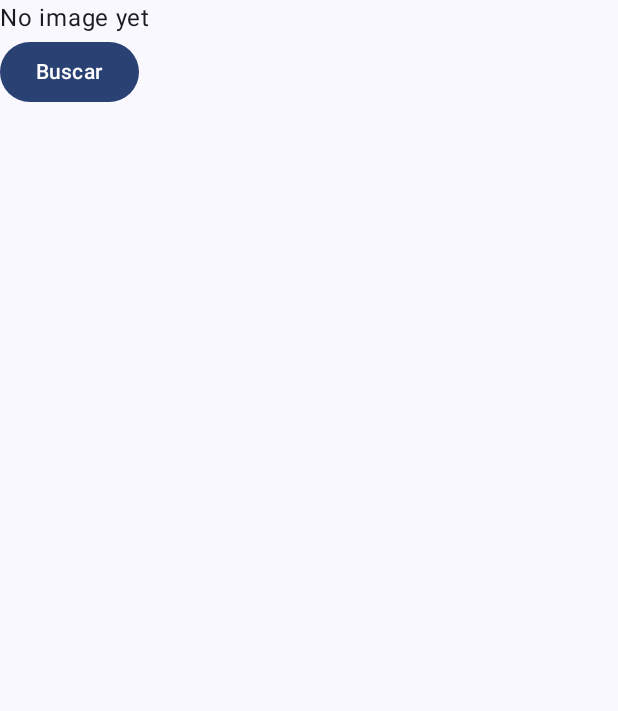
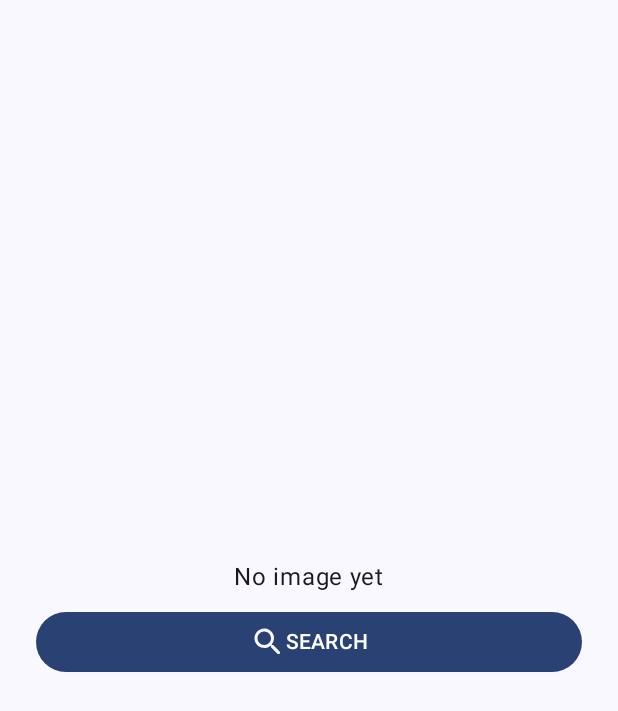
Before and after one commit to matheusxreis/dogallery, an Android app built with Jetpack Compose: the screen it shows after launch (MainActivity), on a phone screen of 412 x 824 dp. Shown: the top 711 px of the screen. Run offline under Robolectric (Android 15) with nearby library versions, the phone set to English and light mode, and no system bars; pictures from the network do not load.

Commit message:
feat: created Button component and rest of MainScreen

```diff
--- a/app/src/main/java/br/com/matheusxreis/dogimages/MainActivity.kt
+++ b/app/src/main/java/br/com/matheusxreis/dogimages/MainActivity.kt
@@ -3,15 +3,27 @@ package br.com.matheusxreis.dogimages
 import android.os.Bundle
 import androidx.activity.ComponentActivity
 import androidx.activity.compose.setContent
-import androidx.compose.foundation.layout.Column
-import androidx.compose.foundation.layout.fillMaxSize
+import androidx.compose.foundation.layout.*
+import androidx.compose.foundation.shape.RoundedCornerShape
+import androidx.compose.material3.ButtonDefaults
+import androidx.compose.material.CircularProgressIndicator
+import androidx.compose.material.Icon
+import androidx.compose.material.icons.Icons
+import androidx.compose.material.icons.rounded.ArrowBack
+import androidx.compose.material.icons.rounded.Search
 import androidx.compose.material3.Button
 import androidx.compose.material3.MaterialTheme
 import androidx.compose.material3.Surface
 import androidx.compose.material3.Text
 import androidx.compose.runtime.Composable
+import androidx.compose.ui.Alignment
 import androidx.compose.ui.Modifier
-import androidx.compose.ui.tooling.preview.Preview
+import androidx.compose.ui.draw.clip
+import androidx.compose.ui.draw.shadow
+import androidx.compose.ui.graphics.Color
+import androidx.compose.ui.graphics.vector.ImageVector
+import androidx.compose.ui.layout.ContentScale
+import androidx.compose.ui.unit.dp
 import androidx.lifecycle.viewmodel.compose.viewModel
 import br.com.matheusxreis.dogimages.ui.theme.DogImagesTheme
 import br.com.matheusxreis.dogimages.ui.viewmodels.MainViewModel
@@ -37,27 +49,70 @@ class MainActivity : ComponentActivity() {
 @Composable
 fun MainScreen(mainViewModel: MainViewModel = viewModel()) {
     var actualImageUrl = mainViewModel.actualImageUrl;
+    var lastImageUrl = mainViewModel.lastImageUrl;
     var isLoadingData = mainViewModel.isLoading;
 
-
-    Column() {
-
+    Column(modifier = Modifier.padding(24.dp),
+        horizontalAlignment = Alignment.CenterHorizontally,
+        verticalArrangement = Arrangement.Center) {
        when(isLoadingData){
-            true -> Text("loading...................");
+            true -> CircularProgressIndicator();
             false -> {
                 if(actualImageUrl.length>0){
                     Text(text = "Actual image: ${mainViewModel.actualImageUrl}")
+                    Spacer(modifier = Modifier.height(7.dp))
                     AsyncImage(
                         model=actualImageUrl,
-                        contentDescription = null
+                        contentDescription = null,
+                        contentScale = ContentScale.Crop,
+                        modifier = Modifier
+                            .width(300.dp)
+                            .height(300.dp)
+                            .shadow(2.dp)
+                            .clip(
+                                RoundedCornerShape(7.dp)
+                            )
                     )
                 }else {
                     Text(text="No image yet")
                 }
-                Button(onClick = { mainViewModel.getRandomImage() }) {
-                    Text(text = "Buscar")
-                }
+
            }
        }
+    Spacer(modifier = Modifier.height(7.dp))
+    MyButton(onClick = { mainViewModel.getRandomImage() },
+        enabled = !isLoadingData,
+        icon = Icons.Rounded.Search,
+        text = if(actualImageUrl.length>0) "Search Again".uppercase() else "Search".uppercase()
+    )
+
+    if(lastImageUrl.length>0){
+        MyButton(onClick = { mainViewModel.comeBackImage() },
+            text = "Come back image",
+            enabled = !isLoadingData,
+            secondary = true,
+            icon = Icons.Rounded.ArrowBack
+            )
+    }
     }
 }
+
+@Composable
+fun MyButton(
+    onClick: ()->Unit,
+    text: String,
+    icon: ImageVector,
+    enabled: Boolean,
+    secondary: Boolean = false
+){
+    Button(onClick = onClick,
+    enabled = enabled,
+    colors = ButtonDefaults.buttonColors(
+    containerColor= if(secondary) Color.LightGray else MaterialTheme.colorScheme.primary,
+),
+    modifier = Modifier.fillMaxWidth()) {
+        Icon(icon, contentDescription = "", tint = MaterialTheme.colorScheme.background)
+
+        Text(text = text.uppercase())
+    }
+}
```
